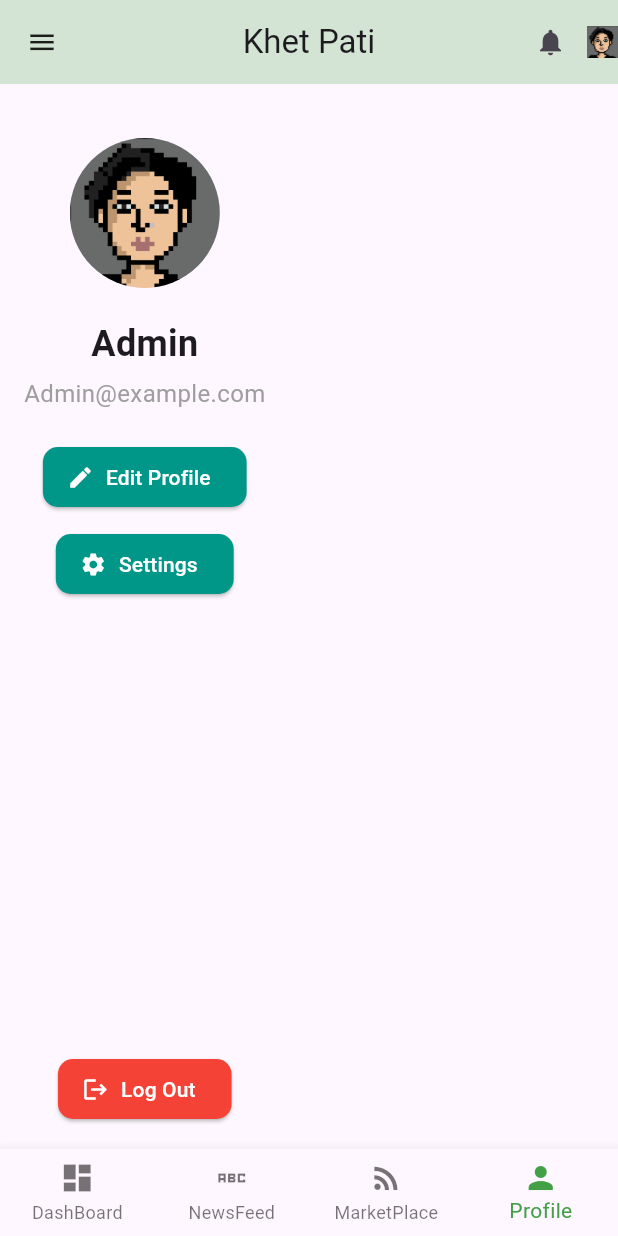
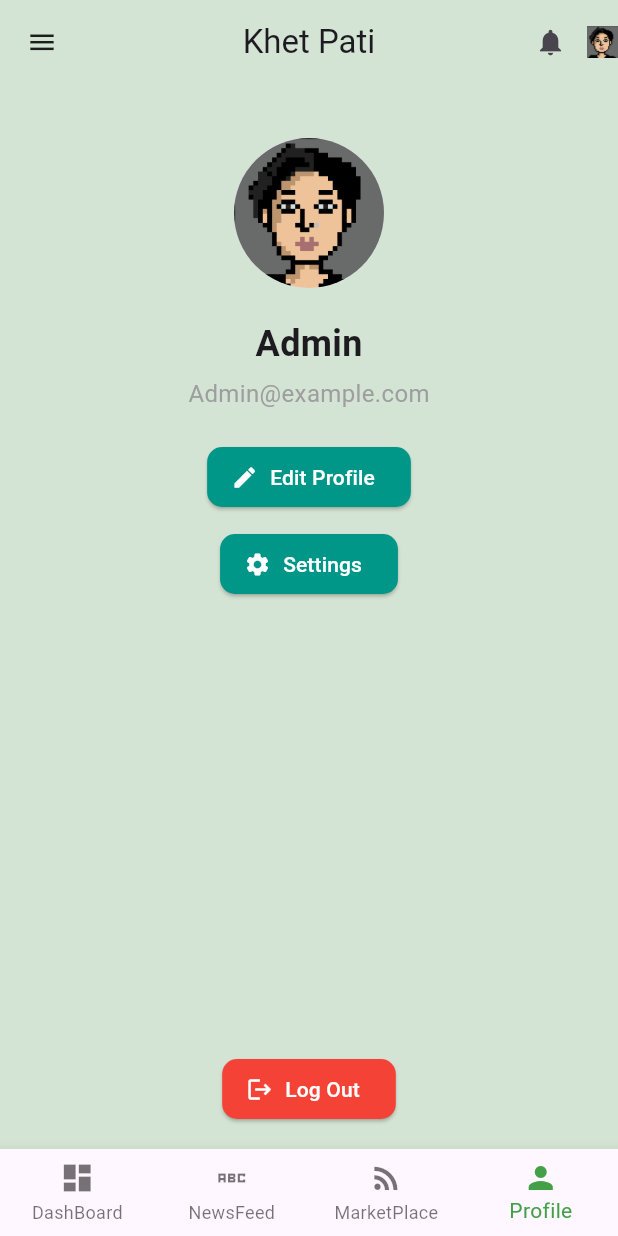
Before and after one commit to ST60002CEM/batch32a-Jemnish, a Flutter app: the screen it shows after launch, item 4 of the bottom bar chosen, on a phone screen of 412 x 824 dp. Run offline on Flutter 3.47's test engine with Material 3 defaults, Android fonts, the phone set to English and light mode, and no system bars; our stand-ins replace flutter_svg.

Commit message:
aligned the profile column to center

```diff
--- a/lib/screen/bottom_screens/profile_screen.dart
+++ b/lib/screen/bottom_screens/profile_screen.dart
@@ -5,12 +5,10 @@ class ProfileScreen extends StatelessWidget {
 
   @override
   Widget build(BuildContext context) {
-    return Scaffold(
-      body: Padding(
-        padding: const EdgeInsets.all(16.0),
+    return Padding(
+      padding: const EdgeInsets.all(16.0),
+      child: Center(
         child: Column(
-          mainAxisAlignment: MainAxisAlignment.center,
-          crossAxisAlignment: CrossAxisAlignment.center,
           children: [
             const SizedBox(height: 20),
             const CircleAvatar(
```
